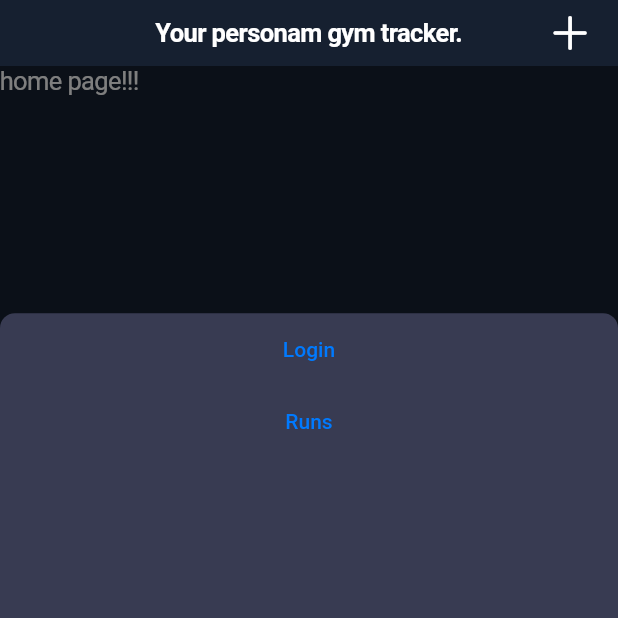
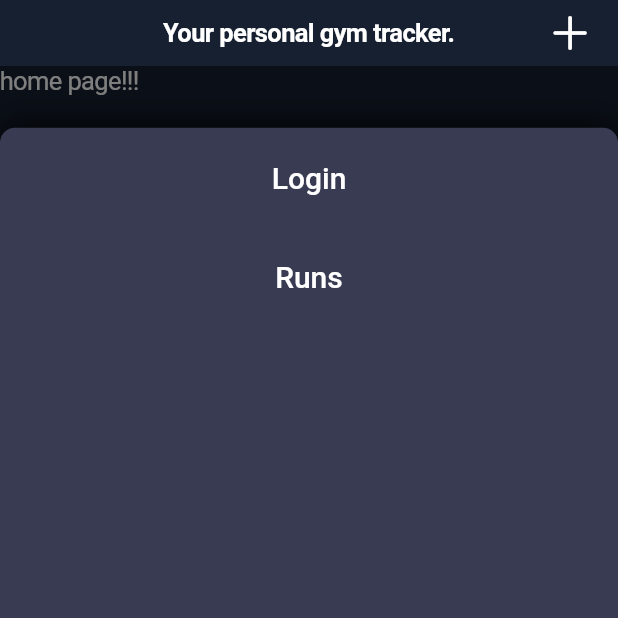
Before and after one commit to ricdotnet/gym-tracker, a Flutter app: the screen it shows after launch, after a tap on an icon or button, on a phone screen of 412 x 824 dp, the top half of it. Run offline on Flutter 3.47's test engine with Material 2 defaults, Android fonts, the light colour scheme and no system bars; our stand-ins replace flutter_dotenv, sqflite, webview_flutter; accounts and stored records are empty; network calls fail; statements that could not run were skipped.

Commit message:
* menu for drawer is ok;

```diff
--- a/lib/components/drawer_component.dart
+++ b/lib/components/drawer_component.dart
@@ -3,6 +3,7 @@ import 'package:gym_tracker/components/drawer_item_component.dart';
 
 class DrawerComponent extends StatefulWidget {
   final bool isOpen;
+
   const DrawerComponent({Key? key, required this.isOpen}) : super(key: key);
 
   @override
@@ -56,7 +57,7 @@ class _DrawerComponentState extends State<DrawerComponent> {
           width: MediaQuery.of(context).size.width,
           height: MediaQuery.of(context).size.height,
           top: (isOpen)
-              ? MediaQuery.of(context).size.height * 0.2
+              ? MediaQuery.of(context).size.height * 0.05
               : MediaQuery.of(context).size.height,
           duration: const Duration(milliseconds: 300),
           curve: Curves.easeInOut,
@@ -67,27 +68,34 @@ class _DrawerComponentState extends State<DrawerComponent> {
               color: Color(0xFF383B52),
               borderRadius:
                   BorderRadius.only(topLeft: Radius.circular(10), topRight: Radius.circular(10)),
+              boxShadow: [
+                BoxShadow(
+                  blurRadius: 20,
+                ),
+              ],
             ),
             child: Column(
               children: <Widget>[
-                TextButton(
-                  onPressed: () {
-                    Navigator.pushNamed(context, '/login');
-                  },
-                  child: const Text(
-                    'Login',
-                    style: TextStyle(),
-                  ),
-                ),
-                TextButton(
-                  onPressed: () {
-                    Navigator.pushNamed(context, '/runs');
-                  },
-                  child: const Text(
-                    'Runs',
-                    style: TextStyle(),
-                  ),
-                ),
+                DrawerItemComponent('Login', 1, _isSelected(1), setSelected, navigate),
+                DrawerItemComponent('Runs', 2, _isSelected(2), setSelected, navigate),
+                // TextButton(
+                //   onPressed: () {
+                //     Navigator.pushNamed(context, '/login');
+                //   },
+                //   child: const Text(
+                //     'Login',
+                //     style: TextStyle(),
+                //   ),
+                // ),
+                // TextButton(
+                //   onPressed: () {
+                //     Navigator.pushNamed(context, '/runs');
+                //   },
+                //   child: const Text(
+                //     'Runs',
+                //     style: TextStyle(),
+                //   ),
+                // ),
               ],
             ),
           ),
--- a/lib/components/drawer_item_component.dart
+++ b/lib/components/drawer_item_component.dart
@@ -1,3 +1,4 @@
+import 'package:flutter/cupertino.dart';
 import 'package:flutter/material.dart';
 
 // TODO: Maybe this can be stateless?
@@ -21,24 +22,53 @@ class _DrawerItemComponentState extends State<DrawerItemComponent> {
   @override
   Widget build(BuildContext context) {
     return Padding(
-      padding: const EdgeInsets.symmetric(horizontal: 16),
-      child: ListTile(
-        shape: RoundedRectangleBorder(
-          borderRadius: BorderRadius.circular(5),
-        ),
-        title: Text(
-          widget.label,
-          style: const TextStyle(fontWeight: FontWeight.w600),
-        ),
-        selected: widget.isSelected,
-        selectedTileColor: Colors.blue[100],
-        selectedColor: Colors.blue[900],
-        style: ListTileStyle.list,
-        onTap: () {
+      padding: const EdgeInsets.symmetric(horizontal: 20),
+      child: TextButton(
+        onPressed: () {
           widget.setSelected(widget.index);
           widget.navigate(widget.label);
         },
+        child: SizedBox(
+          width: MediaQuery.of(context).size.width,
+          height: 50,
+          child: Align(
+            alignment: Alignment.center,
+            child: Text(
+              widget.label,
+              style: const TextStyle(
+                color: Color(0xFFFFFFFF),
+                fontSize: 20,
+              ),
+            ),
+          ),
+        ),
       ),
     );
+    // return CupertinoPageScaffold(
+    //   child: SafeArea(
+    //     child: Scaffold(
+    //       body: Padding(
+    //         padding: const EdgeInsets.symmetric(horizontal: 16),
+    //         child: ListTile(
+    //           shape: RoundedRectangleBorder(
+    //             borderRadius: BorderRadius.circular(5),
+    //           ),
+    //           title: Text(
+    //             widget.label,
+    //             style: const TextStyle(fontWeight: FontWeight.w600),
+    //           ),
+    //           selected: widget.isSelected,
+    //           selectedTileColor: Colors.blue[100],
+    //           selectedColor: Colors.blue[900],
+    //           style: ListTileStyle.list,
+    //           onTap: () {
+    //             widget.setSelected(widget.index);
+    //             widget.navigate(widget.label);
+    //           },
+    //         ),
+    //       ),
+    //     ),
+    //   ),
+    // );
   }
 }
--- a/lib/layouts/main_layout.dart
+++ b/lib/layouts/main_layout.dart
@@ -25,7 +25,7 @@ class _MainLayoutState extends State<MainLayout> {
     return CupertinoPageScaffold(
       navigationBar: CupertinoNavigationBar(
         middle: const Text(
-          'Your personam gym tracker.',
+          'Your personal gym tracker.',
           style: TextStyle(
             color: Colors.white,
           ),
```
Also changed, not shown: lib/auth/strava_auth.dart (+1 -9 lines).
